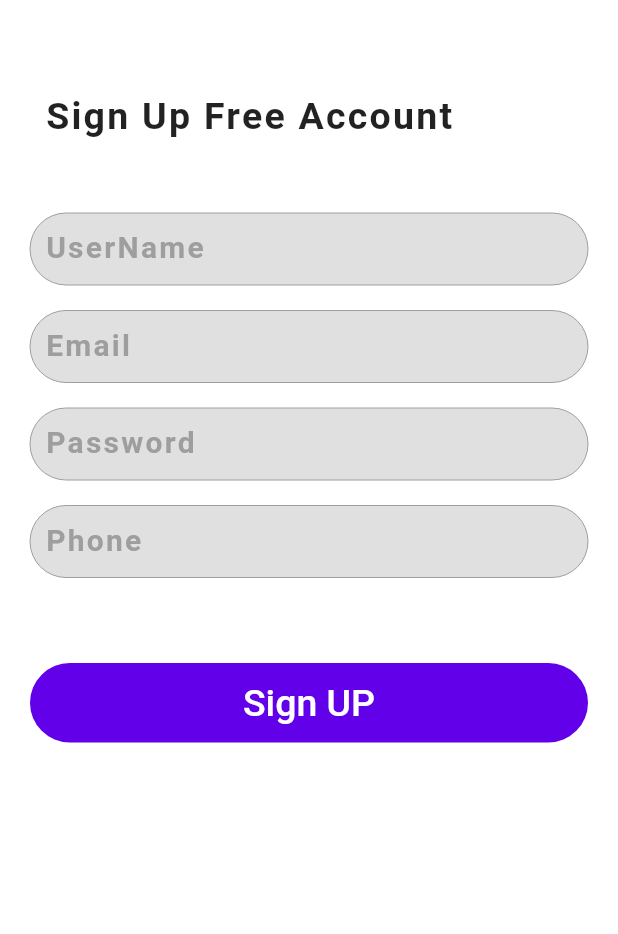
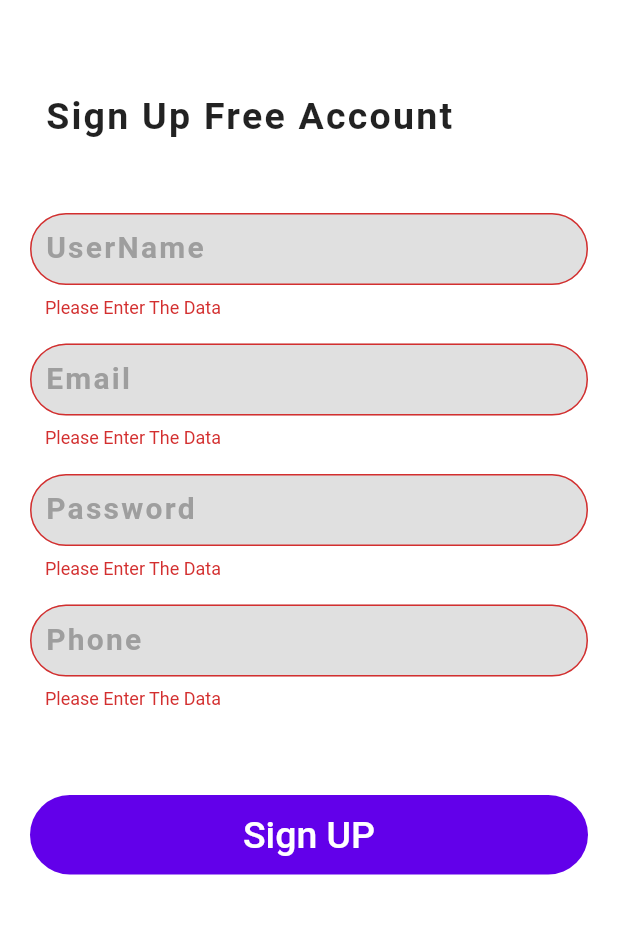
Before and after one commit to Apoorv-cloud/Food_App, a Flutter app: the screen it shows after launch, after a tap on "Sign UP", on a phone screen of 412 x 824 dp, the part 195-1129 px from its top. Run offline on Flutter 3.47's test engine with Material 2 defaults, Android fonts, the light colour scheme and no system bars; our stand-ins replace smooth_star_rating.

Commit message:
Update login_page.dart

```diff
--- a/lib/login_page.dart
+++ b/lib/login_page.dart
@@ -20,7 +20,7 @@ class LoginPage extends StatefulWidget {
   }
 }
 
-class _LoginPageState extends State <LoginPage>{
+class _LoginPageState extends State<LoginPage>{
   var _formkey = GlobalKey<FormState>();
 
   @override
@@ -28,9 +28,9 @@ class _LoginPageState extends State <LoginPage>{
     return  SafeArea(
         child: Scaffold(
             backgroundColor: Colors.white,
-            body:
-             ListView(
+            body: Form(
                key: _formkey,
+             child: ListView(
               children: <Widget>[
                 Container(
                   margin: EdgeInsets.only(top: 40.0, bottom: 25.0),
@@ -105,7 +105,7 @@ class _LoginPageState extends State <LoginPage>{
                   ),
                 )
               ],
-            )));
+            ))));
   }
 
   Widget fieldInput({String type, TextInputType texttype}) => Container(
@@ -113,8 +113,8 @@ class _LoginPageState extends State <LoginPage>{
     child: Center(
       child: TextFormField(
         validator: (String value) {
-           if (value.isEmpty) {
-            return 'Please enter the data';
+          if (value.isEmpty) {
+            return 'Please Enter The Data';
           }
         },
         decoration: InputDecoration(
```
